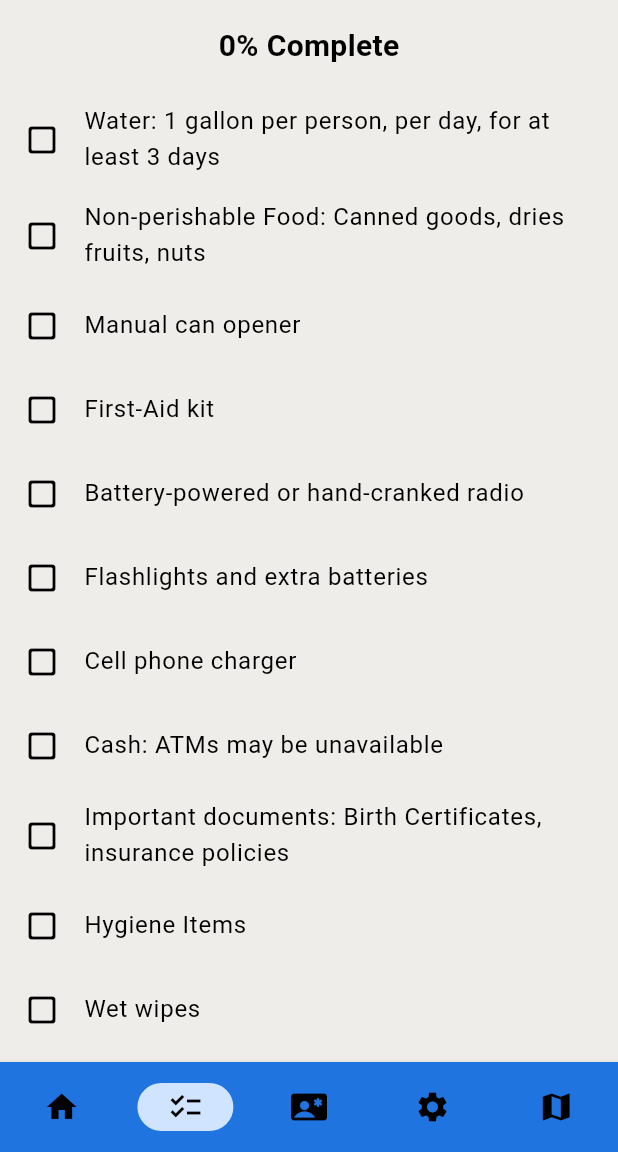
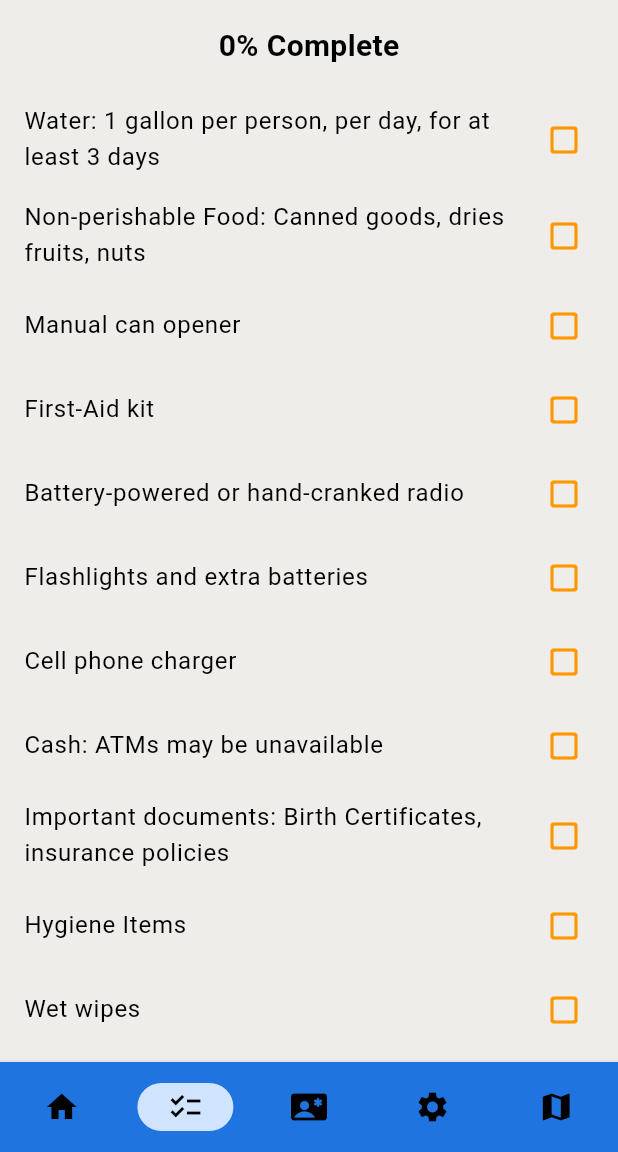
Before and after one commit to LeBern-Matthews/Lookout_Mobile_App, a Flutter app: the screen it shows after launch, item 2 of the bottom bar chosen, on a phone screen of 412 x 824 dp, the part 84-1236 px from its top. Run offline on Flutter 3.47's test engine with Material 3 defaults, Android fonts, the phone set to English and light mode, and no system bars; our stand-ins replace google_maps_flutter, internet_connection_checker, location.

Commit message:
Enhance UI components in EssentialChecklistPage and SettingsPage; update theme colors in light and dark modes

```diff
--- a/lib/pages/essential_checklist_page.dart
+++ b/lib/pages/essential_checklist_page.dart
@@ -70,7 +70,8 @@ class _EssentialChecklistPageState extends State<EssentialChecklistPage>
               itemBuilder: (BuildContext context, int index) {
                 return ListTile(
                   title: Text(_items[index]),
-                  leading: Icon(
+                  selected: _isChecked[index],
+                  trailing: Icon(
                     _isChecked[index]
                         ? Icons.check_box_rounded
                         : Icons.check_box_outline_blank_rounded,
--- a/lib/themes/dark_mode.dart
+++ b/lib/themes/dark_mode.dart
@@ -10,7 +10,9 @@ ThemeData darkmode = ThemeData(
     onSurface: Colors.white,
     onPrimary: Colors.white,
     onSecondary: Colors.white,
+
   ),
+  cardColor: const Color.fromRGBO(255,15,15, 1),
   scaffoldBackgroundColor: const Color.fromRGBO(30, 30, 30, 1),
   appBarTheme: const AppBarTheme(
     backgroundColor: Color.fromRGBO(30, 30, 30, 1),
--- a/lib/themes/light_mode.dart
+++ b/lib/themes/light_mode.dart
@@ -6,11 +6,21 @@ ThemeData lightmode = ThemeData(
     primary: const Color.fromRGBO(187, 222, 251, 1),
     secondary: const Color.fromARGB(255, 209, 228, 255),
     tertiary: const Color.fromARGB(255, 209, 228, 255),
+
   ).copyWith(
     brightness: Brightness.light,
     primary: const Color.fromRGBO(31, 116, 223, 1),
     surface: const Color.fromRGBO(238,237,233, 1),
    secondary: const Color.fromARGB(255, 209, 228, 255),
+  ),listTileTheme: ListTileThemeData(
+    //tileColor: const Color.fromARGB(255, 255, 236, 209),
+    selectedTileColor: const Color.fromARGB(255, 255, 236, 209),
+    iconColor: Colors.orange,
+  ),
+ // cardColor:  Colors.red,
+
+  cardTheme: CardThemeData(
+    color:const Color.fromARGB(255, 255, 255, 255),
   ),
 
 
```
Also changed, not shown: lib/pages/settings_page.dart (+30 -2 lines).
